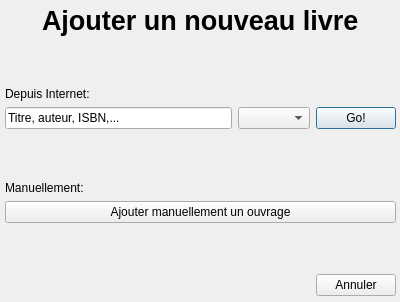
Qt form addbook.ui (chindit/dadabooks) before a commit.
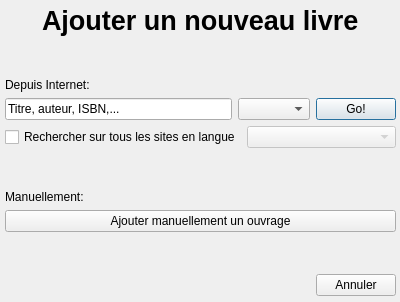
The same form after that commit. Icons and pictures are not drawn.

Patch:
```diff
--- a/addbook.ui
+++ b/addbook.ui
@@ -98,6 +98,24 @@
       </item>
      </layout>
     </item>
+    <item>
+     <layout class="QHBoxLayout" name="horizontalLayout_2">
+      <item>
+       <widget class="QCheckBox" name="checkBoxLangue">
+        <property name="text">
+         <string>Rechercher sur tous les sites en langue</string>
+        </property>
+       </widget>
+      </item>
+      <item>
+       <widget class="QComboBox" name="comboBoxLangue">
+        <property name="enabled">
+         <bool>false</bool>
+        </property>
+       </widget>
+      </item>
+     </layout>
+    </item>
     <item>
      <spacer name="verticalSpacer_2">
       <property name="orientation">
```
Left out of the diff: 24 changed lines with no effect on the pictures.
